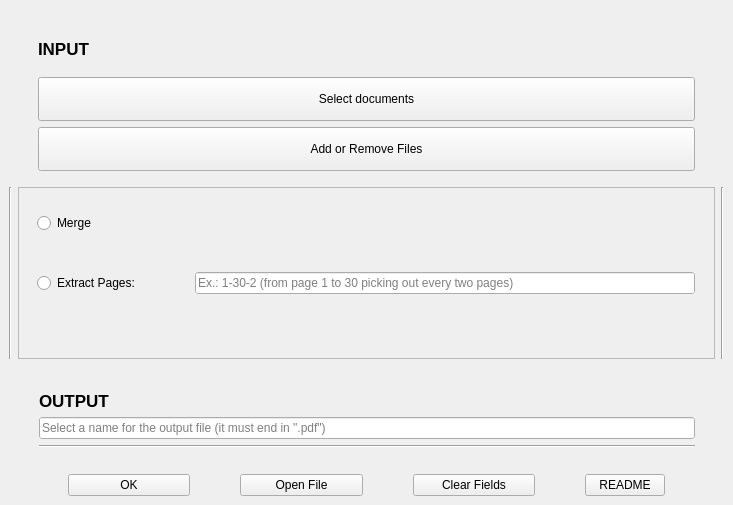
cbr9/PDF-Merger, file remake.ui: the form before one commit.
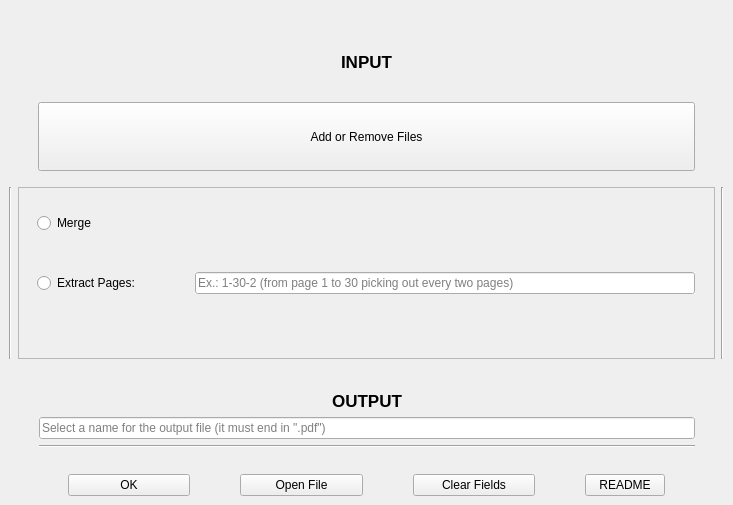
The form after the commit.

Commit message: add and remove buttons fully working, still have to tweak the failsafe

The edit to the form file:
```diff
--- a/remake.ui
+++ b/remake.ui
@@ -159,7 +159,7 @@
          <bool>true</bool>
         </property>
         <property name="alignment">
-         <set>Qt::AlignLeading|Qt::AlignLeft|Qt::AlignTop</set>
+         <set>Qt::AlignCenter</set>
         </property>
         <property name="wordWrap">
          <bool>true</bool>
@@ -290,23 +290,10 @@
       <property name="horizontalSpacing">
        <number>6</number>
       </property>
-      <item row="1" column="0">
-       <widget class="QPushButton" name="selectDocs">
-        <property name="sizePolicy">
-         <sizepolicy hsizetype="Minimum" vsizetype="MinimumExpanding">
-          <horstretch>0</horstretch>
-          <verstretch>0</verstretch>
-         </sizepolicy>
-        </property>
-        <property name="text">
-         <string>Select documents</string>
-        </property>
-       </widget>
-      </item>
       <item row="0" column="0">
        <widget class="QLabel" name="inputLabel">
         <property name="sizePolicy">
-         <sizepolicy hsizetype="Ignored" vsizetype="MinimumExpanding">
+         <sizepolicy hsizetype="MinimumExpanding" vsizetype="MinimumExpanding">
           <horstretch>0</horstretch>
           <verstretch>0</verstretch>
          </sizepolicy>
@@ -334,7 +321,7 @@
          <bool>true</bool>
         </property>
         <property name="alignment">
-         <set>Qt::AlignLeading|Qt::AlignLeft|Qt::AlignVCenter</set>
+         <set>Qt::AlignCenter</set>
         </property>
         <property name="wordWrap">
          <bool>true</bool>
@@ -347,10 +334,10 @@
         </property>
        </widget>
       </item>
-      <item row="2" column="0">
+      <item row="1" column="0">
        <widget class="QPushButton" name="editListOfDocs">
         <property name="sizePolicy">
-         <sizepolicy hsizetype="Minimum" vsizetype="MinimumExpanding">
+         <sizepolicy hsizetype="MinimumExpanding" vsizetype="MinimumExpanding">
           <horstretch>0</horstretch>
           <verstretch>0</verstretch>
          </sizepolicy>
```
The commit also changes 2 other files.
